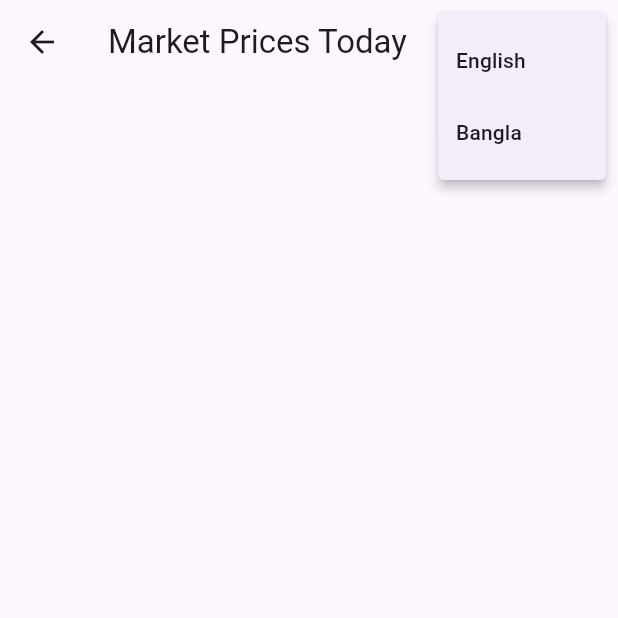
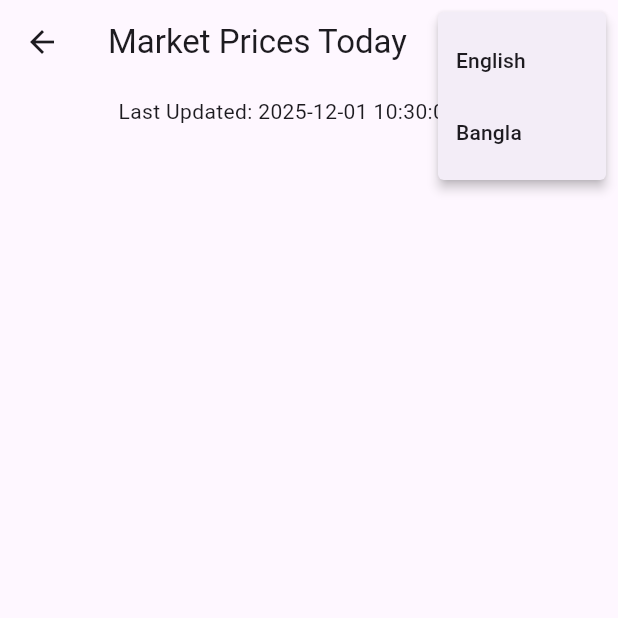
Before and after one commit to fouziaafrin/bazaarbarta, a Flutter app: the HomeScreen screen opened by its route, after a tap on the "more vert" icon, on a phone screen of 412 x 824 dp, the top half of it. Run offline on Flutter 3.47's test engine with Material 3 defaults, Android fonts, the phone set to English and light mode, and no system bars; our stand-ins replace cloud_firestore, connectivity_plus, easy_localization, firebase_auth, firebase_core, shared_preferences; accounts and stored records are empty.

Commit message:
implemented offline caching

```diff
--- a/lib/i18n/strings.dart
+++ b/lib/i18n/strings.dart
@@ -6,6 +6,7 @@ class AppStrings {
     'bangla': 'Bangla',
     'english': 'English',
     'pullToRefresh': 'Pull to refresh',
+    'lastUpdated': 'Last Updated',
   };
 
   static const bn = {
@@ -15,5 +16,6 @@ class AppStrings {
     'bangla': 'বাংলা',
     'english': 'ইংরেজি',
     'pullToRefresh': 'রিফ্রেশ করতে টানুন',
+    'lastUpdated': 'Last Updated',
   };
 }
--- a/lib/main.dart
+++ b/lib/main.dart
@@ -4,12 +4,9 @@ import 'package:firebase_auth/firebase_auth.dart';
 import 'package:cloud_firestore/cloud_firestore.dart';
 import 'package:easy_localization/easy_localization.dart';
 import 'package:provider/provider.dart';
-import 'package:bazaarbarta/screens/login_screen.dart';
 import 'package:bazaarbarta/screens/phone_login.dart';
-import 'package:bazaarbarta/screens/otp_verify.dart';
 import 'package:bazaarbarta/screens/home_screen.dart';
 import 'package:bazaarbarta/services/language_service.dart';
-import 'package:bazaarbarta/services/firestore_service.dart';
 
 void main() async {
   WidgetsFlutterBinding.ensureInitialized();
@@ -35,6 +32,8 @@ void main() async {
 }
 
 class BazaarBartaApp extends StatelessWidget {
+  const BazaarBartaApp({super.key});
+
   @override
   Widget build(BuildContext context) {
     return MaterialApp(
--- a/lib/screens/home_screen.dart
+++ b/lib/screens/home_screen.dart
@@ -2,10 +2,71 @@ import 'package:flutter/material.dart';
 import 'package:provider/provider.dart';
 import '../services/language_service.dart';
 import '../services/firestore_service.dart';
+import '../services/cache_service.dart';
+import '../services/network_service.dart';
 import '../widgets/crop_card.dart';
 
-class HomeScreen extends StatelessWidget {
+class HomeScreen extends StatefulWidget {
   const HomeScreen({super.key});
+
+  @override
+  State<HomeScreen> createState() => _HomeScreenState();
+}
+
+class _HomeScreenState extends State<HomeScreen> {
+  List<Map<String, dynamic>>? cachedData;
+  bool offline = false;
+  int? lastUpdated;
+
+  @override
+  void initState() {
+    super.initState();
+    loadCached();
+    loadOnlineData(); // initial fetch
+  }
+
+  Future<void> loadCached() async {
+    cachedData = await CacheService().loadCrops();
+    lastUpdated = await CacheService().getLastUpdated();
+    setState(() {});
+  }
+
+  /// Manual refresh only when user pulls
+  Future<void> manualRefresh() async {
+    final online = await NetworkService.isOnline();
+    if (!online) {
+      offline = true;
+      setState(() {});
+      return;
+    }
+
+    final crops = await FirestoreService().getLatestCrops(); // one-time fetch variant needed
+    await CacheService().saveCrops(crops);
+
+    cachedData = crops;
+    offline = false;
+    lastUpdated = DateTime.now().millisecondsSinceEpoch;
+
+    setState(() {});
+  }
+
+  /// Background stream (initial async update)
+  Future<void> loadOnlineData() async {
+    final online = await NetworkService.isOnline();
+    if (!online) {
+      offline = true;
+      setState(() {});
+      return;
+    }
+
+    FirestoreService().getCropsStream().listen((crops) async {
+      await CacheService().saveCrops(crops);
+      cachedData = crops;
+      offline = false;
+      lastUpdated = DateTime.now().millisecondsSinceEpoch;
+      setState(() {});
+    });
+  }
 
   @override
   Widget build(BuildContext context) {
@@ -26,27 +87,41 @@ class HomeScreen extends StatelessWidget {
         ],
       ),
 
-      body: StreamBuilder<List<Map<String, dynamic>>>(
-        stream: FirestoreService().getCropsStream(),
-        builder: (context, snapshot) {
-          if (!snapshot.hasData) {
-            return const Center(child: CircularProgressIndicator());
-          }
+      body: cachedData == null
+          ? const Center(child: CircularProgressIndicator())
+          : Column(
+              children: [
+                if (offline)
+                  Container(
+                    padding: const EdgeInsets.all(8),
+                    color: Colors.red.shade300,
+                    child: Text(t['offlineMode']!, style: const TextStyle(color: Colors.white)),
+                  ),
 
-          final crops = snapshot.data!;
+                if (lastUpdated != null)
+                  Padding(
+                    padding: const EdgeInsets.all(8),
+                    child: Text("${t['lastUpdated']}: ${DateTime.fromMillisecondsSinceEpoch(lastUpdated!).toLocal()}"),
+                  ),
 
-          return ListView.builder(
-            itemCount: crops.length,
-            itemBuilder: (context, index) {
-              final c = crops[index];
+                Expanded(
+                  child: RefreshIndicator(
+                    onRefresh: manualRefresh,
+                    child: ListView.builder(
+                      physics: const AlwaysScrollableScrollPhysics(),
+                      itemCount: cachedData!.length,
+                      itemBuilder: (_, i) {
+                        final c = cachedData![i];
                         return CropCard(
-                name: lang == 'en' ? c['name_en'] : c['name_bn'],
+                          name: lang == "en" ? c['name_en'] : c['name_bn'],
                           price: "${c['price']} ৳",
                           unit: "per ${c['unit']}",
                         );
                       },
-          );
-        },
+                    ),
+                  ),
+                ),
+              ],
             ),
     );
   }
--- a/lib/screens/login_screen.dart
+++ b/lib/screens/login_screen.dart
@@ -3,6 +3,8 @@ import 'package:firebase_auth/firebase_auth.dart';
 import 'package:easy_localization/easy_localization.dart';
 
 class LoginScreen extends StatefulWidget {
+  const LoginScreen({super.key});
+
   @override
   State<LoginScreen> createState() => _LoginScreenState();
 }
--- a/lib/screens/otp_verify.dart
+++ b/lib/screens/otp_verify.dart
@@ -26,7 +26,7 @@ class _OtpVerifyState extends State<OtpVerify> {
       await AuthService.verifyOtp(verificationId: widget.verificationId, smsCode: code);
       setState(() => _verifying = false);
       Navigator.of(context).pushReplacementNamed('/home');
-    } on Exception catch (e) {
+    } on Exception {
       setState(() => _verifying = false);
       ScaffoldMessenger.of(context).showSnackBar(SnackBar(content: Text('invalid_otp'.tr())));
     }
--- /dev/null
+++ b/lib/services/cache_service.dart
@@ -0,0 +1,27 @@
+import 'dart:convert';
+import 'package:shared_preferences/shared_preferences.dart';
+
+class CacheService {
+  static const _keyCrops = "cached_crops";
+  static const _keyTimestamp = "cached_timestamp";
+
+  Future<void> saveCrops(List<Map<String, dynamic>> crops) async {
+    final prefs = await SharedPreferences.getInstance();
+    final jsonString = jsonEncode(crops);
+    await prefs.setString(_keyCrops, jsonString);
+    await prefs.setInt(_keyTimestamp, DateTime.now().millisecondsSinceEpoch);
+  }
+
+  Future<List<Map<String, dynamic>>?> loadCrops() async {
+    final prefs = await SharedPreferences.getInstance();
+    final jsonString = prefs.getString(_keyCrops);
+    if (jsonString == null) return null;
+    final List<dynamic> decoded = jsonDecode(jsonString);
+    return decoded.map((e) => Map<String, dynamic>.from(e)).toList();
+  }
+
+  Future<int?> getLastUpdated() async {
+    final prefs = await SharedPreferences.getInstance();
+    return prefs.getInt(_keyTimestamp);
+  }
+}
--- /dev/null
+++ b/lib/services/network_service.dart
@@ -0,0 +1,8 @@
+import 'package:connectivity_plus/connectivity_plus.dart';
+
+class NetworkService {
+  static Future<bool> isOnline() async {
+    final result = await Connectivity().checkConnectivity();
+    return result != ConnectivityResult.none;
+  }
+}
--- a/pubspec.yaml
+++ b/pubspec.yaml
@@ -37,6 +37,8 @@ dependencies:
   easy_localization: 3.0.8
   flutter_localizations:
     sdk: flutter
+  shared_preferences: ^2.3.2
+  connectivity_plus: ^5.0.2
 
   # The following adds the Cupertino Icons font to your application.
   # Use with the CupertinoIcons class for iOS style icons.
```
Also changed, not shown: lib/screens/phone_login.dart (+5 -5 lines), lib/services/firestore_service.dart (+15 -0 lines), pubspec.lock, 3 other files. Lines whose indentation alone changed are shown as unchanged.
